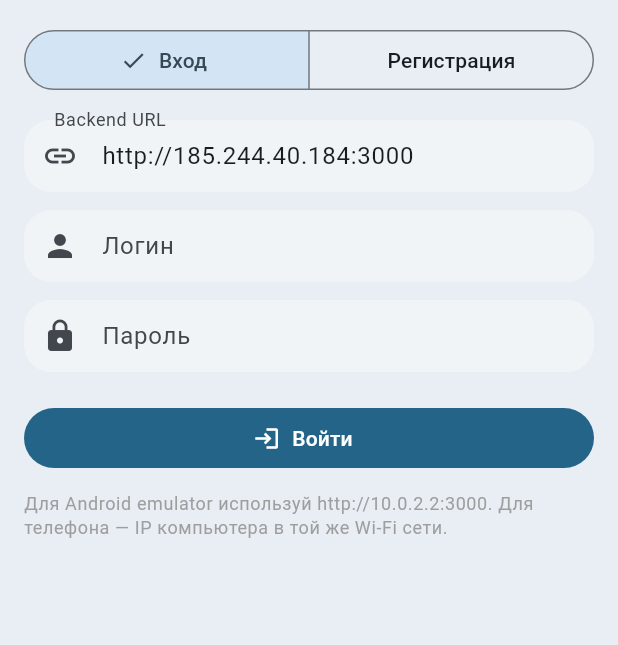
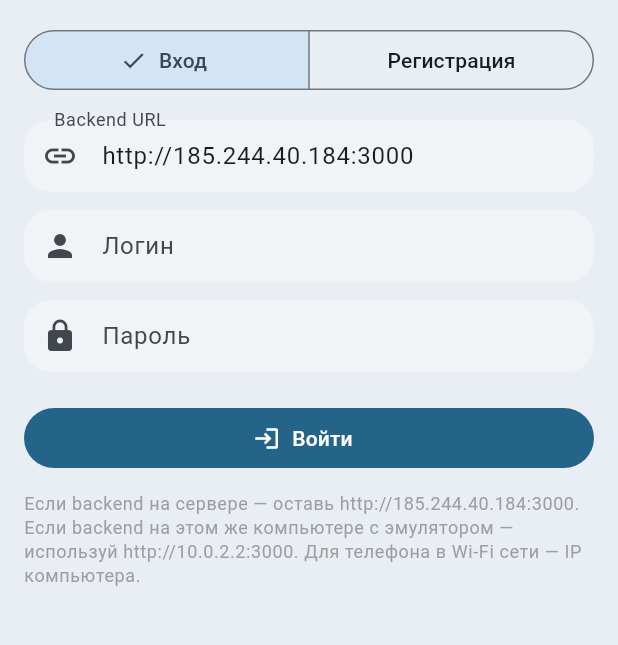
Before and after one commit to mishanya3232-sketch/hermes-messenger, a Flutter app: the screen it shows after launch, on a phone screen of 412 x 824 dp, the part 84-729 px from its top. Run offline on Flutter 3.47's test engine with Material 3 defaults, Android fonts, the phone set to English and light mode, and no system bars; our stand-ins replace shared_preferences; accounts and stored records are empty.

Commit message:
Clarify backend URL for emulator versus public server

```diff
--- a/mobile-flutter/lib/main.dart
+++ b/mobile-flutter/lib/main.dart
@@ -230,7 +230,7 @@ class _AuthScreenState extends State<AuthScreen> {
               ),
               const SizedBox(height: 12),
               Text(
-                'Для Android emulator используй http://10.0.2.2:3000. Для телефона — IP компьютера в той же Wi‑Fi сети.',
+                'Если backend на сервере — оставь http://185.244.40.184:3000. Если backend на этом же компьютере с эмулятором — используй http://10.0.2.2:3000. Для телефона в Wi‑Fi сети — IP компьютера.',
                 style: Theme.of(context).textTheme.bodySmall?.copyWith(color: Colors.grey),
               ),
             ],
```
